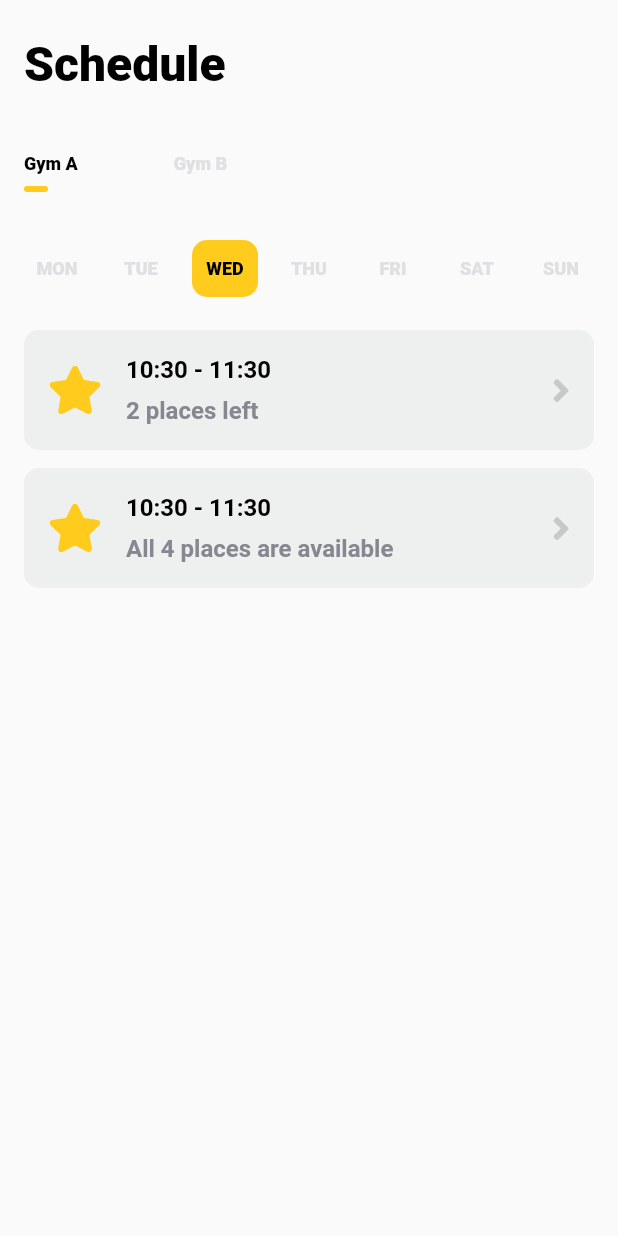
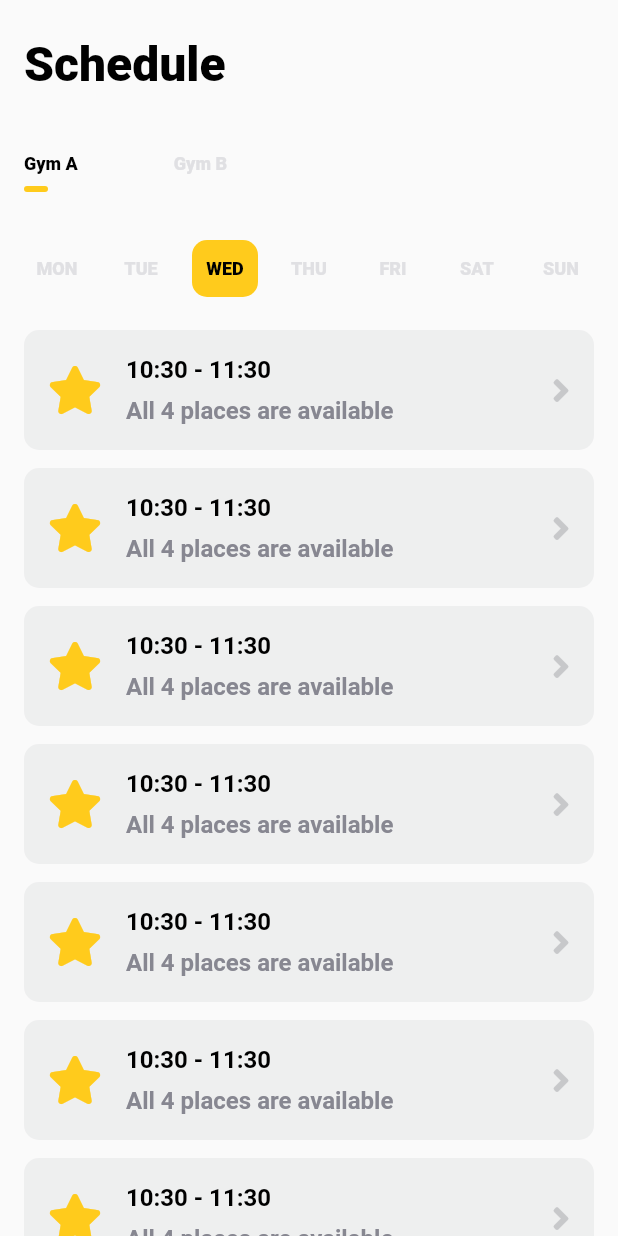
Before and after one commit to nxn777/uul, a Flutter app: the screen it shows after launch, on a phone screen of 412 x 824 dp. Run offline on Flutter 3.47's test engine with Material 2 defaults, Android fonts, the phone set to English and light mode, and no system bars; our stand-ins replace font_awesome_flutter.

Commit message:
UUL-1: TimeslotList was placed to the time slots screen

```diff
--- a/lib/models/app_state.dart
+++ b/lib/models/app_state.dart
@@ -1,3 +1,4 @@
+import 'package:UUL_Gym/common/date_helpers.dart';
 import 'package:UUL_Gym/models/appartment.dart';
 import 'package:UUL_Gym/models/rules.dart';
 import 'package:UUL_Gym/models/user.dart';
@@ -15,6 +16,7 @@ class AppState extends ChangeNotifier {
   Week currentWeek = Week.withDay(DateTime.now());
   Gym activeGym = Gym.GymA;
   Rules rules = Rules();
+  bool get isCurrentDateActive => DateHelpers.isTheSameDay(activeDate, currentDate);
 
   void changeActiveDate(DateTime newDate) {
     this.activeDate = newDate;
--- a/lib/screens/time_slot_screen.dart
+++ b/lib/screens/time_slot_screen.dart
@@ -34,6 +34,14 @@ class TimeSlotScreen extends StatelessWidget {
             padding: const EdgeInsets.fromLTRB(kSpacingMedium, kSpacingMedium, kSpacingMedium, kSpacingMedium),
             child: DayListAnimated(),
           ),
+          Expanded(child: TimeSlotList())
+        ],
+      ),
+    ));
+  }
+}
+
+/**
     TimeSlotTile(
     timeSlot: TimeSlot(id: 0, start: DateTime.now(), end: DateTime.now().add(Duration(hours: 1)), occupiedBy: List.of({
     User(id: 1, name: "user1", appartment: Appartment(id: 1, code: "C1207")),
@@ -49,8 +57,4 @@ class TimeSlotScreen extends StatelessWidget {
     rules: Provider.of<AppState>(context, listen: false).rules,
     isCurrentDay: true,
     )
-        ],
-      ),
-    ));
-  }
-}
+    **/
--- a/lib/widgets/timeslot/time_slot_list.dart
+++ b/lib/widgets/timeslot/time_slot_list.dart
@@ -2,18 +2,19 @@ import 'file:///C:/local/flutter/UUL_Gym/lib/widgets/timeslot/time_slot_tile.dar
 import 'package:flutter/material.dart';
 import 'package:provider/provider.dart';
 import 'package:UUL_Gym/models/app_state.dart';
+
 class TimeSlotList extends StatelessWidget {
   @override
   Widget build(BuildContext context) {
-    return Consumer<AppState>(
-        builder: (context, appState, child) {
-          return ListView.builder(
-              itemBuilder: (context, index) => TimeSlotTile(
-                  timeSlot: appState.getCurrentDateTimeSlots()[index]
-              ),
-            itemCount: appState.getCurrentDateTimeSlots().length,
-          );
-        }
-    );
+    return Consumer<AppState>(builder: (context, appState, child) {
+      return ListView.builder(
+        itemBuilder: (context, index) => TimeSlotTile(
+          timeSlot: appState.getCurrentDateTimeSlots()[index],
+          isCurrentDay: appState.isCurrentDateActive,
+          rules: appState.rules,
+        ),
+        itemCount: appState.getCurrentDateTimeSlots().length,
+      );
+    });
   }
 }
--- a/lib/widgets/timeslot/time_slot_tile.dart
+++ b/lib/widgets/timeslot/time_slot_tile.dart
@@ -79,7 +79,7 @@ class TimeSlotTile extends StatelessWidget {
       String result;
       var left = rules.personsPerTimeSlot - timeSlot.occupiedBy.length;
       if (left > 1) {
-        result = "${left} places left";
+        result = "$left places left";
       } else if (left == 1) {
         result = "1 place left";
       } else {
```
Lines whose indentation alone changed are shown as unchanged.
